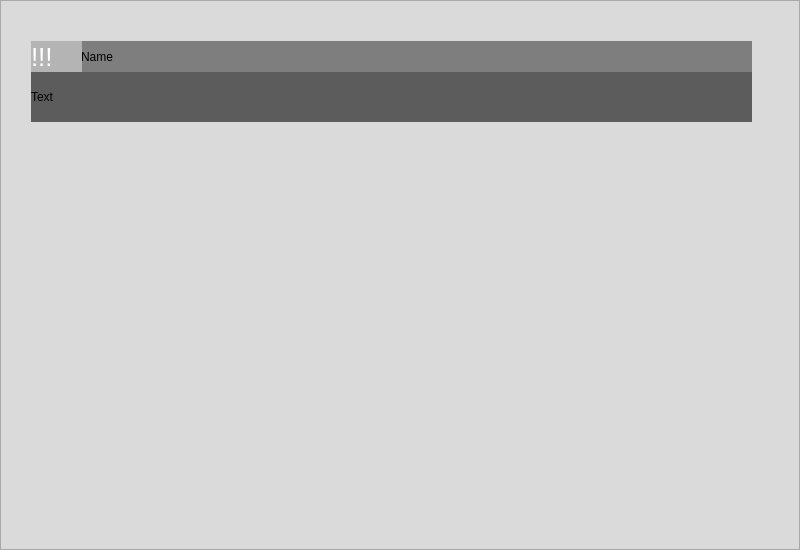
This is MainWindow.ui in KolyaSmi/ToDo as Qt 5 draws it before an edit. The edited form follows.
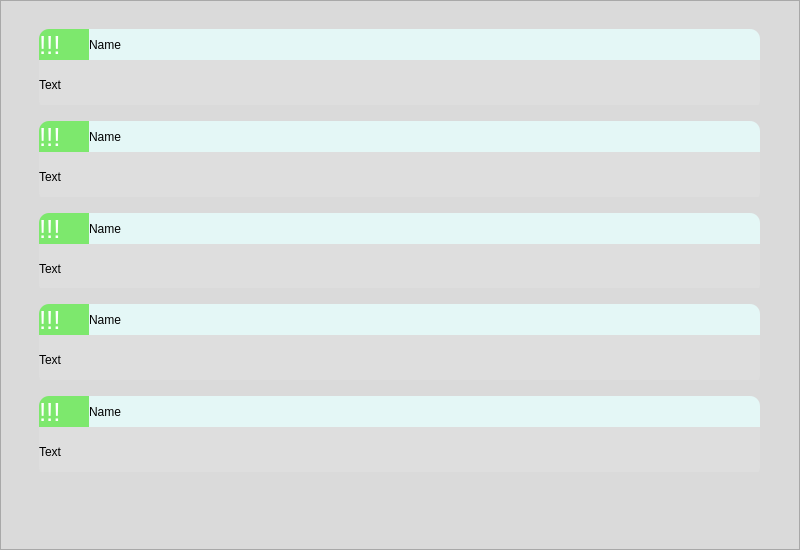
This is the edited form. Icons and pictures are not drawn.

```diff
--- a/MainWindow.ui
+++ b/MainWindow.ui
@@ -48,90 +48,6 @@
     <property name="frameShadow">
      <enum>QFrame::Raised</enum>
     </property>
-    <widget class="QScrollArea" name="scrollArea">
-     <property name="geometry">
-      <rect>
-       <x>0</x>
-       <y>0</y>
-       <width>800</width>
-       <height>550</height>
-      </rect>
-     </property>
-     <property name="widgetResizable">
-      <bool>true</bool>
-     </property>
-     <widget class="QWidget" name="scrollAreaWidgetContents">
-      <property name="geometry">
-       <rect>
-        <x>0</x>
-        <y>0</y>
-        <width>798</width>
-        <height>548</height>
-       </rect>
-      </property>
-      <widget class="QLabel" name="label_3">
-       <property name="geometry">
-        <rect>
-         <x>30</x>
-         <y>70</y>
-         <width>721</width>
-         <height>51</height>
-        </rect>
-       </property>
-       <property name="styleSheet">
-        <string notr="true">background-color: rgb(92, 92, 92);</string>
-       </property>
-       <property name="text">
-        <string>Text</string>
-       </property>
-       <property name="margin">
-        <number>20</number>
-       </property>
-      </widget>
-      <widget class="QLabel" name="label">
-       <property name="geometry">
-        <rect>
-         <x>80</x>
-         <y>40</y>
-         <width>671</width>
-         <height>31</height>
-        </rect>
-       </property>
-       <property name="styleSheet">
-        <string notr="true">background-color: rgb(126, 126, 126);
-</string>
-       </property>
-       <property name="text">
-        <string>Name</string>
-       </property>
-       <property name="margin">
-        <number>20</number>
-       </property>
-      </widget>
-      <widget class="QLabel" name="label_2">
-       <property name="geometry">
-        <rect>
-         <x>30</x>
-         <y>40</y>
-         <width>51</width>
-         <height>31</height>
-        </rect>
-       </property>
-       <property name="styleSheet">
-        <string notr="true">background-color: rgb(126, 126, 126);
-background-color: rgb(180, 180, 180);
-font-size: 26px;
-color: white;</string>
-       </property>
-       <property name="text">
-        <string>!!!</string>
-       </property>
-       <property name="margin">
-        <number>22</number>
-       </property>
-      </widget>
-     </widget>
-    </widget>
     <widget class="QPushButton" name="addButton">
      <property name="geometry">
       <rect>
@@ -155,6 +71,400 @@
       <string/>
      </property>
     </widget>
+    <widget class="QScrollArea" name="scrollArea">
+     <property name="geometry">
+      <rect>
+       <x>20</x>
+       <y>10</y>
+       <width>761</width>
+       <height>471</height>
+      </rect>
+     </property>
+     <property name="styleSheet">
+      <string notr="true">border: none;
+background-color: rgba(255, 255, 255, 0);</string>
+     </property>
+     <property name="widgetResizable">
+      <bool>true</bool>
+     </property>
+     <widget class="QWidget" name="scrollAreaWidgetContents">
+      <property name="geometry">
+       <rect>
+        <x>0</x>
+        <y>0</y>
+        <width>761</width>
+        <height>471</height>
+       </rect>
+      </property>
+      <layout class="QVBoxLayout" name="verticalLayout">
+       <item>
+        <widget class="QFrame" name="frame">
+         <property name="frameShape">
+          <enum>QFrame::StyledPanel</enum>
+         </property>
+         <property name="frameShadow">
+          <enum>QFrame::Raised</enum>
+         </property>
+         <widget class="QLabel" name="label_3">
+          <property name="geometry">
+           <rect>
+            <x>10</x>
+            <y>40</y>
+            <width>721</width>
+            <height>51</height>
+           </rect>
+          </property>
+          <property name="styleSheet">
+           <string notr="true">background-color: rgba(225, 225, 225, 150);
+border-bottom-left-radius: 10px;
+border-bottom-right-radius: 10px;</string>
+          </property>
+          <property name="text">
+           <string>Text</string>
+          </property>
+          <property name="margin">
+           <number>20</number>
+          </property>
+         </widget>
+         <widget class="QLabel" name="label_2">
+          <property name="geometry">
+           <rect>
+            <x>10</x>
+            <y>10</y>
+            <width>51</width>
+            <height>31</height>
+           </rect>
+          </property>
+          <property name="styleSheet">
+           <string notr="true">font-size: 26px;
+background-color: rgb(125, 232, 109);
+color: white;
+border-top-left-radius: 10px;</string>
+          </property>
+          <property name="text">
+           <string>!!!</string>
+          </property>
+          <property name="margin">
+           <number>22</number>
+          </property>
+         </widget>
+         <widget class="QLabel" name="label">
+          <property name="geometry">
+           <rect>
+            <x>60</x>
+            <y>10</y>
+            <width>671</width>
+            <height>31</height>
+           </rect>
+          </property>
+          <property name="styleSheet">
+           <string notr="true">background-color: rgb(228, 247, 246);
+border-top-right-radius: 10px;</string>
+          </property>
+          <property name="text">
+           <string>Name</string>
+          </property>
+          <property name="margin">
+           <number>20</number>
+          </property>
+         </widget>
+        </widget>
+       </item>
+       <item>
+        <widget class="QFrame" name="frame_2">
+         <property name="frameShape">
+          <enum>QFrame::StyledPanel</enum>
+         </property>
+         <property name="frameShadow">
+          <enum>QFrame::Raised</enum>
+         </property>
+         <widget class="QLabel" name="label_10">
+          <property name="geometry">
+           <rect>
+            <x>10</x>
+            <y>40</y>
+            <width>721</width>
+            <height>51</height>
+           </rect>
+          </property>
+          <property name="styleSheet">
+           <string notr="true">background-color: rgba(225, 225, 225, 150);
+border-bottom-left-radius: 10px;
+border-bottom-right-radius: 10px;</string>
+          </property>
+          <property name="text">
+           <string>Text</string>
+          </property>
+          <property name="margin">
+           <number>20</number>
+          </property>
+         </widget>
+         <widget class="QLabel" name="label_11">
+          <property name="geometry">
+           <rect>
+            <x>10</x>
+            <y>10</y>
+            <width>51</width>
+            <height>31</height>
+           </rect>
+          </property>
+          <property name="styleSheet">
+           <string notr="true">font-size: 26px;
+background-color: rgb(125, 232, 109);
+color: white;
+border-top-left-radius: 10px;</string>
+          </property>
+          <property name="text">
+           <string>!!!</string>
+          </property>
+          <property name="margin">
+           <number>22</number>
+          </property>
+         </widget>
+         <widget class="QLabel" name="label_12">
+          <property name="geometry">
+           <rect>
+            <x>60</x>
+            <y>10</y>
+            <width>671</width>
+            <height>31</height>
+           </rect>
+          </property>
+          <property name="styleSheet">
+           <string notr="true">background-color: rgb(228, 247, 246);
+border-top-right-radius: 10px;</string>
+          </property>
+          <property name="text">
+           <string>Name</string>
+          </property>
+          <property name="margin">
+           <number>20</number>
+          </property>
+         </widget>
+        </widget>
+       </item>
+       <item>
+        <widget class="QFrame" name="frame_3">
+         <property name="frameShape">
+          <enum>QFrame::StyledPanel</enum>
+         </property>
+         <property name="frameShadow">
+          <enum>QFrame::Raised</enum>
+         </property>
+         <widget class="QLabel" name="label_13">
+          <property name="geometry">
+           <rect>
+            <x>10</x>
+            <y>40</y>
+            <width>721</width>
+            <height>51</height>
+           </rect>
+          </property>
+          <property name="styleSheet">
+           <string notr="true">background-color: rgba(225, 225, 225, 150);
+border-bottom-left-radius: 10px;
+border-bottom-right-radius: 10px;</string>
+          </property>
+          <property name="text">
+           <string>Text</string>
+          </property>
+          <property name="margin">
+           <number>20</number>
+          </property>
+         </widget>
+         <widget class="QLabel" name="label_14">
+          <property name="geometry">
+           <rect>
+            <x>10</x>
+            <y>10</y>
+            <width>51</width>
+            <height>31</height>
+           </rect>
+          </property>
+          <property name="styleSheet">
+           <string notr="true">font-size: 26px;
+background-color: rgb(125, 232, 109);
+color: white;
+border-top-left-radius: 10px;</string>
+          </property>
+          <property name="text">
+           <string>!!!</string>
+          </property>
+          <property name="margin">
+           <number>22</number>
+          </property>
+         </widget>
+         <widget class="QLabel" name="label_15">
+          <property name="geometry">
+           <rect>
+            <x>60</x>
+            <y>10</y>
+            <width>671</width>
+            <height>31</height>
+           </rect>
+          </property>
+          <property name="styleSheet">
+           <string notr="true">background-color: rgb(228, 247, 246);
+border-top-right-radius: 10px;</string>
+          </property>
+          <property name="text">
+           <string>Name</string>
+          </property>
+          <property name="margin">
+           <number>20</number>
+          </property>
+         </widget>
+        </widget>
+       </item>
+       <item>
+        <widget class="QFrame" name="frame_4">
+         <property name="frameShape">
+          <enum>QFrame::StyledPanel</enum>
+         </property>
+         <property name="frameShadow">
+          <enum>QFrame::Raised</enum>
+         </property>
+         <widget class="QLabel" name="label_16">
+          <property name="geometry">
+           <rect>
+            <x>10</x>
+            <y>40</y>
+            <width>721</width>
+            <height>51</height>
+           </rect>
+          </property>
+          <property name="styleSheet">
+           <string notr="true">background-color: rgba(225, 225, 225, 150);
+border-bottom-left-radius: 10px;
+border-bottom-right-radius: 10px;</string>
+          </property>
+          <property name="text">
+           <string>Text</string>
+          </property>
+          <property name="margin">
+           <number>20</number>
+          </property>
+         </widget>
+         <widget class="QLabel" name="label_17">
+          <property name="geometry">
+           <rect>
+            <x>10</x>
+            <y>10</y>
+            <width>51</width>
+            <height>31</height>
+           </rect>
+          </property>
+          <property name="styleSheet">
+           <string notr="true">font-size: 26px;
+background-color: rgb(125, 232, 109);
+color: white;
+border-top-left-radius: 10px;</string>
+          </property>
+          <property name="text">
+           <string>!!!</string>
+          </property>
+          <property name="margin">
+           <number>22</number>
+          </property>
+         </widget>
+         <widget class="QLabel" name="label_18">
+          <property name="geometry">
+           <rect>
+            <x>60</x>
+            <y>10</y>
+            <width>671</width>
+            <height>31</height>
+           </rect>
+          </property>
+          <property name="styleSheet">
+           <string notr="true">background-color: rgb(228, 247, 246);
+border-top-right-radius: 10px;</string>
+          </property>
+          <property name="text">
+           <string>Name</string>
+          </property>
+          <property name="margin">
+           <number>20</number>
+          </property>
+         </widget>
+        </widget>
+       </item>
+       <item>
+        <widget class="QFrame" name="frame_5">
+         <property name="frameShape">
+          <enum>QFrame::StyledPanel</enum>
+         </property>
+         <property name="frameShadow">
+          <enum>QFrame::Raised</enum>
+         </property>
+         <widget class="QLabel" name="label_19">
+          <property name="geometry">
+           <rect>
+            <x>10</x>
+            <y>40</y>
+            <width>721</width>
+            <height>51</height>
+           </rect>
+          </property>
+          <property name="styleSheet">
+           <string notr="true">background-color: rgba(225, 225, 225, 150);
+border-bottom-left-radius: 10px;
+border-bottom-right-radius: 10px;</string>
+          </property>
+          <property name="text">
+           <string>Text</string>
+          </property>
+          <property name="margin">
+           <number>20</number>
+          </property>
+         </widget>
+         <widget class="QLabel" name="label_20">
+          <property name="geometry">
+           <rect>
+            <x>10</x>
+            <y>10</y>
+            <width>51</width>
+            <height>31</height>
+           </rect>
+          </property>
+          <property name="styleSheet">
+           <string notr="true">font-size: 26px;
+background-color: rgb(125, 232, 109);
+color: white;
+border-top-left-radius: 10px;</string>
+          </property>
+          <property name="text">
+           <string>!!!</string>
+          </property>
+          <property name="margin">
+           <number>22</number>
+          </property>
+         </widget>
+         <widget class="QLabel" name="label_21">
+          <property name="geometry">
+           <rect>
+            <x>60</x>
+            <y>10</y>
+            <width>671</width>
+            <height>31</height>
+           </rect>
+          </property>
+          <property name="styleSheet">
+           <string notr="true">background-color: rgb(228, 247, 246);
+border-top-right-radius: 10px;</string>
+          </property>
+          <property name="text">
+           <string>Name</string>
+          </property>
+          <property name="margin">
+           <number>20</number>
+          </property>
+         </widget>
+        </widget>
+       </item>
+      </layout>
+     </widget>
+    </widget>
    </widget>
   </widget>
  </widget>
```
Left out of the diff: 4 changed lines with no effect on the pictures.
